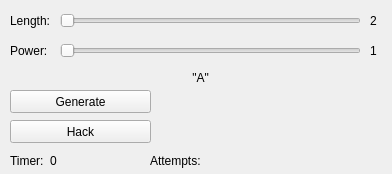
Old version of the form IB_3/mainwindow.ui in the repository Ambrick/IB_Lab3_Qt.
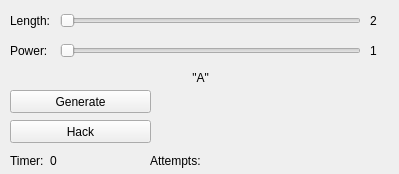
New version of the form.

Commit message:
Text output Edit
Alphabet and attempts output code edited to shorter version.

What changed in the file:
```diff
--- a/IB_3/mainwindow.ui
+++ b/IB_3/mainwindow.ui
@@ -6,7 +6,7 @@
    <rect>
     <x>0</x>
     <y>0</y>
-    <width>392</width>
+    <width>399</width>
     <height>174</height>
    </rect>
   </property>
@@ -133,7 +133,7 @@
      <rect>
       <x>210</x>
       <y>150</y>
-      <width>171</width>
+      <width>181</width>
       <height>21</height>
      </rect>
     </property>
```
The commit also changes 2 other files.
